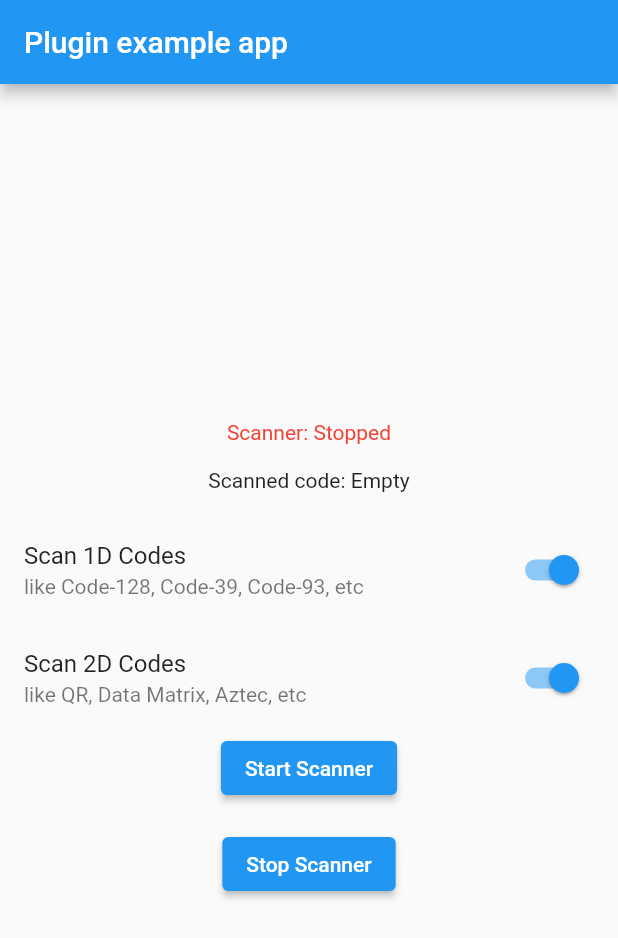
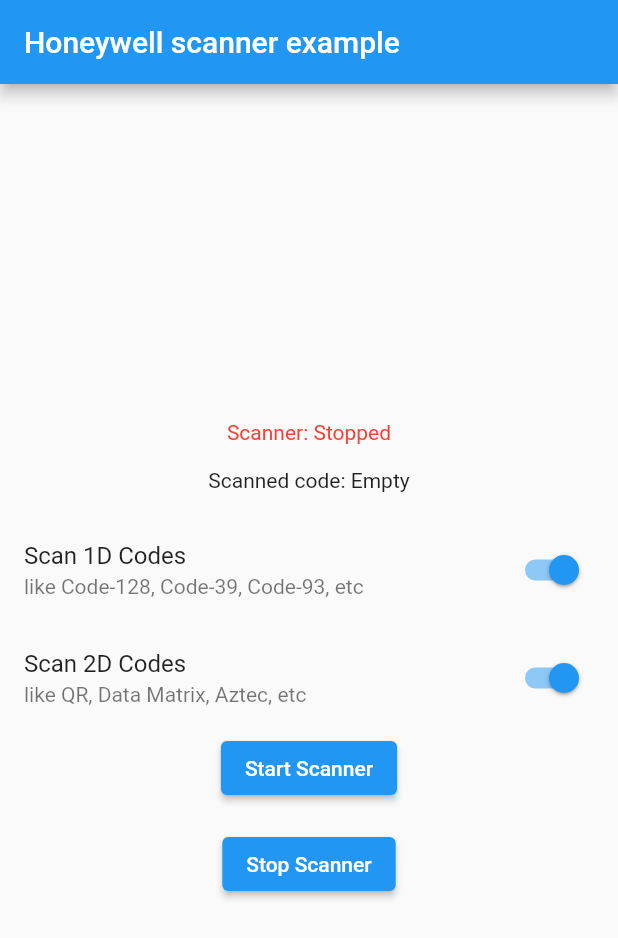
Before and after one commit to luis901101/honeywell_scanner, a Flutter app: the screen it shows after launch, on a phone screen of 412 x 824 dp. Shown: the top 938 px of the screen. Run offline on Flutter 3.47's test engine with Material 2 defaults, Android fonts, the phone set to English and light mode, and no system bars.

Commit message:
- README.md updated

```diff
--- a/example/lib/main.dart
+++ b/example/lib/main.dart
@@ -75,7 +75,7 @@
     return MaterialApp(
       home: Scaffold(
         appBar: AppBar(
-          title: const Text('Plugin example app'),
+          title: const Text('Honeywell scanner example'),
         ),
         body: Column(
           mainAxisAlignment: MainAxisAlignment.center,
```
Also changed, not shown: 2 other files.
